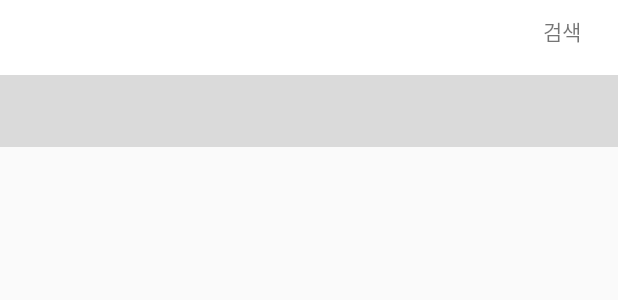
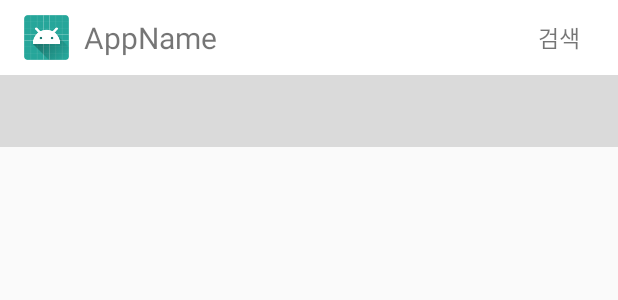
Before and after one commit to SHParks/KPJ, an Android app: the layout activity_main.xml on its own in the app's theme, with its tools: preview values and no code run, on a phone screen of 412 x 824 dp. Shown: the top 300 px of the screen. Run offline under Robolectric (Android 15) with nearby library versions, the phone set to English and light mode, and no system bars.

Commit message:
상단바

```diff
--- a/app/src/main/res/layout/activity_main.xml
+++ b/app/src/main/res/layout/activity_main.xml
@@ -54,20 +54,39 @@
             <RelativeLayout
                 android:layout_width="match_parent"
                 android:layout_height="50dp">
+
+                <ImageView
+                    android:id="@+id/logo"
+                    android:layout_centerVertical="true"
+                    android:text="메인로고"
+                    android:src="@mipmap/ic_launcher_round"
+                    android:layout_width="30dp"
+                    android:layout_height="30dp" />
+                <TextView
+                    android:id="@+id/appname"
+                    android:layout_marginLeft="10dp"
+                    android:text="AppName"
+                    android:textSize="20dp"
+                    android:layout_toRightOf="@+id/logo"
+                    android:layout_width="wrap_content"
+                    android:gravity="center_vertical"
+                    android:layout_height="match_parent" />
+
                 <kr.co.ac.ezen.kpj.team.Utility.ClearEditText
-                    android:id="@+id/testedit"
-                    android:layout_width="200dp"
+                    android:id="@+id/textedit"
+                    android:layout_width="250dp"
                     android:visibility="gone"
                     android:layout_height="wrap_content" />
 
                 <TextView
                     android:text="검색"
-                    android:id="@+id/testbtn"
-                    android:layout_marginRight="20dp"
+                    android:id="@+id/selbtn"
+                    android:layout_marginRight="25dp"
+                    android:textSize="15dp"
                     android:layout_alignParentRight="true"
-                    android:layout_centerVertical="true"
-                    android:layout_width="30dp"
-                    android:layout_height="30dp" />
+                    android:gravity="center_vertical"
+                    android:layout_width="wrap_content"
+                    android:layout_height="match_parent" />
 
             </RelativeLayout>
 
```
Also changed, not shown: app/src/main/java/kr/co/ac/ezen/kpj/team/MainActivity.java (+33 -23 lines).
